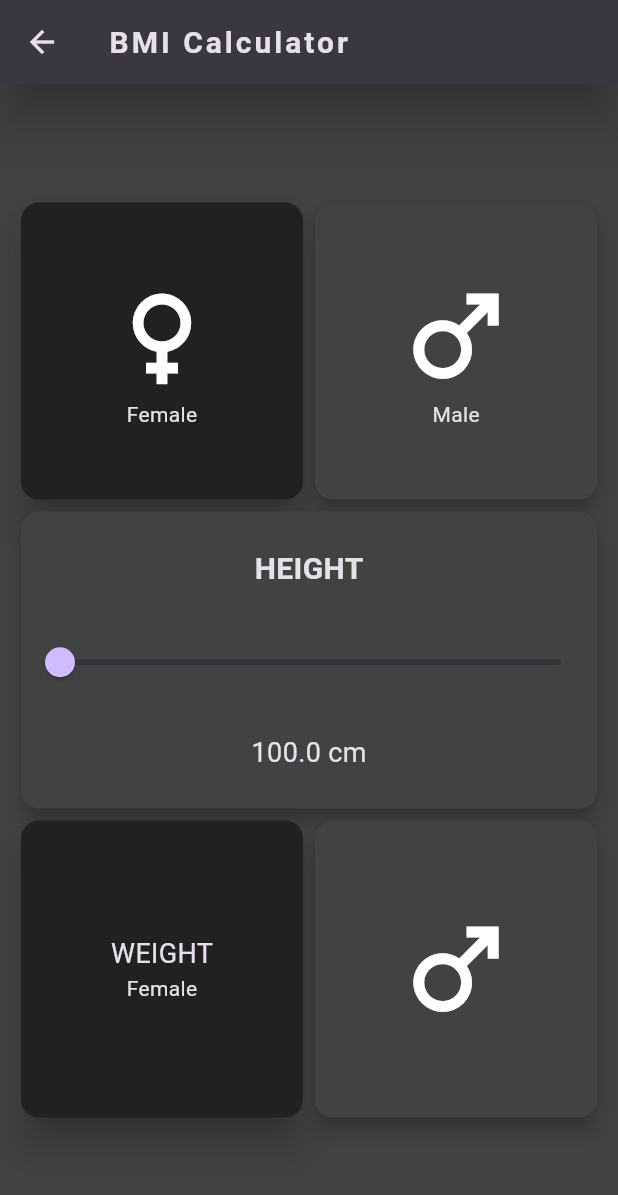
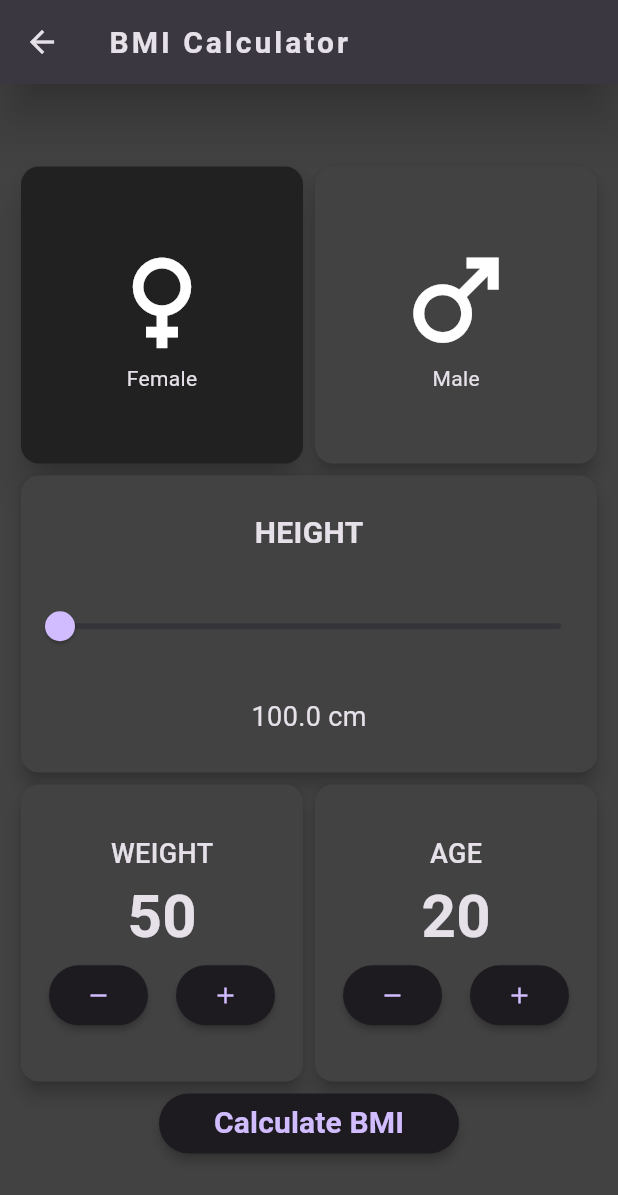
Before and after one commit to gru786/tools, a Flutter app: the BmiCalculatorScreen screen opened by its route, on a phone screen of 412 x 824 dp. Shown: the top 1195 px of the screen. Run offline on Flutter 3.47's test engine with Material 2 defaults, Android fonts, the light colour scheme and no system bars.

Commit message:
bmi calculator completed

```diff
--- a/lib/screens/bmi_calculator_screen.dart
+++ b/lib/screens/bmi_calculator_screen.dart
@@ -11,7 +11,41 @@ class BmiCalculatorScreen extends StatefulWidget {
 class _BmiCalculatorScreenState extends State<BmiCalculatorScreen> {
   bool femaleSelected = true;
   double sliderValue = 0;
+  double weight = 50;
+  double age = 20;
 
+  Future<void> _showMyDialog() async {
+    double height = (sliderValue *100 + 100)/100;
+    print(weight);
+    print(height);
+    double bmi = weight / (height * height);
+    print(bmi);
+    return showDialog<void>(
+      context: context,
+      barrierDismissible: false, // user must tap button!
+      builder: (BuildContext context) {
+        return AlertDialog(
+          title: const Text('Your BMI result!', style: TextStyle(fontSize: 18),),
+          content: SingleChildScrollView(
+            child: ListBody(
+              children:  <Widget>[
+                Text(bmi.toString(), style: TextStyle(fontSize: 24, fontWeight: FontWeight.bold),),
+                Text('Would you like to approve of this message?'),
+              ],
+            ),
+          ),
+          actions: <Widget>[
+            TextButton(
+              child: const Text('Approve'),
+              onPressed: () {
+                Navigator.of(context).pop();
+              },
+            ),
+          ],
+        );
+      },
+    );
+  }
   @override
   Widget build(BuildContext context) {
     var screenHeight = MediaQuery.of(context).size.height;
@@ -136,9 +170,9 @@ class _BmiCalculatorScreenState extends State<BmiCalculatorScreen> {
                 ),
               ),
 
-
               Row(
                 children: [
+                  //weight
                   Expanded(
                     child: Container(
                       height: screenHeight * 0.25,
@@ -149,43 +183,120 @@ class _BmiCalculatorScreenState extends State<BmiCalculatorScreen> {
                           });
                         },
                         child: Card(
-                          elevation: femaleSelected ? 10 : 5,
-                          color: femaleSelected
-                              ? Colors.grey.shade900
-                              : Colors.grey.shade800,
+                          elevation: 5,
+                          color: Colors.grey.shade800,
                           child: Column(
                             mainAxisAlignment: MainAxisAlignment.center,
                             children: [
-
-                              Text('WEIGHT', style: TextStyle(
+                              Text(
+                                'WEIGHT',
+                                style: TextStyle(
                                   fontSize: 18,
-                                fontWeight: FontWeight.w400,
-
-                              ),),
-
-                              Text('Female'),
+                                  fontWeight: FontWeight.w500,
+                                ),
+                              ),
+                              Text(
+                                weight.toInt().toString(),
+                                style: TextStyle(
+                                  fontSize: 40,
+                                  fontWeight: FontWeight.bold,
+                                ),
+                              ),
+                              Row(
+                                mainAxisAlignment:
+                                    MainAxisAlignment.spaceEvenly,
+                                children: [
+                                  ElevatedButton(
+                                    style: ButtonStyle(
+                                      elevation: MaterialStatePropertyAll<double>(2),
+                                    ),
+                                    onPressed: () {
+                                      setState(() {
+                                        weight = weight - 1.0;
+                                      });
+                                    },
+                                    child: Icon(Icons.remove),
+                                  ),
+                                  ElevatedButton(
+                                    style: ButtonStyle(
+                                      elevation: MaterialStatePropertyAll<double>(2),
+                                    ),
+                                    onPressed: () {
+                                      setState(() {
+                                        weight = weight + 1.0;
+                                      });
+                                    },
+                                    child: Icon(Icons.add),
+                                  ),
+                                ],
+                              ),
                             ],
                           ),
                         ),
                       ),
                     ),
                   ),
+
+                  //age
                   Expanded(
                     child: Container(
                       height: screenHeight * 0.25,
+                      child: GestureDetector(
+                        onTap: () {
+                          setState(() {
+                            femaleSelected = !femaleSelected;
+                          });
+                        },
                         child: Card(
-                        elevation:  5 ,
+                          elevation: 5,
                           color: Colors.grey.shade800,
                           child: Column(
                             mainAxisAlignment: MainAxisAlignment.center,
                             children: [
-                            Icon(
-                              Icons.male_sharp,
-                              size: 85,
-                              color: Colors.white,
+                              Text(
+                                'AGE',
+                                style: TextStyle(
+                                  fontSize: 18,
+                                  fontWeight: FontWeight.w500,
                                 ),
-
+                              ),
+                              Text(
+                                age.toInt().toString(),
+                                style: TextStyle(
+                                  fontSize: 40,
+                                  fontWeight: FontWeight.bold,
+                                ),
+                              ),
+                              Row(
+                                mainAxisAlignment:
+                                    MainAxisAlignment.spaceEvenly,
+                                children: [
+                                  ElevatedButton(
+                                    style: ButtonStyle(
+                                      elevation: MaterialStatePropertyAll<double>(2),
+                                    ),
+                                    onPressed: () {
+                                      setState(() {
+                                        age = age - 1.0;
+                                      });
+                                    },
+                                    child: Icon(Icons.remove),
+                                  ),
+                                  ElevatedButton(
+                                    style: ButtonStyle(
+                                      elevation: MaterialStatePropertyAll<double>(2),
+                                    ),
+                                    onPressed: () {
+                                      setState(() {
+                                        age = age + 1.0;
+                                      });
+                                    },
+                                    child: Icon(Icons.add),
+                                  ),
                                 ],
+                              ),
+                            ],
+                          ),
                         ),
                       ),
                     ),
@@ -193,7 +304,23 @@ class _BmiCalculatorScreenState extends State<BmiCalculatorScreen> {
                 ],
               ),
 
+              Row(
+                mainAxisAlignment: MainAxisAlignment.center,
+                children: [
+                  ElevatedButton(
+                    style: ButtonStyle(
+                      fixedSize: MaterialStatePropertyAll<Size>(Size(200, screenHeight * 0.04)),
+                      elevation: MaterialStatePropertyAll<double>(3),
+                      padding: MaterialStatePropertyAll<EdgeInsets>(EdgeInsets.symmetric(horizontal: 20, vertical: 3)),
+                    ),
+                    onPressed: () {
+                      _showMyDialog();
 
+                    },
+                    child: Text('Calculate BMI', style: TextStyle(fontSize: 20, fontWeight: FontWeight.bold),),
+                  ),
+                ],
+              ),
             ],
           ),
         ),
```
Lines whose indentation alone changed are shown as unchanged.
